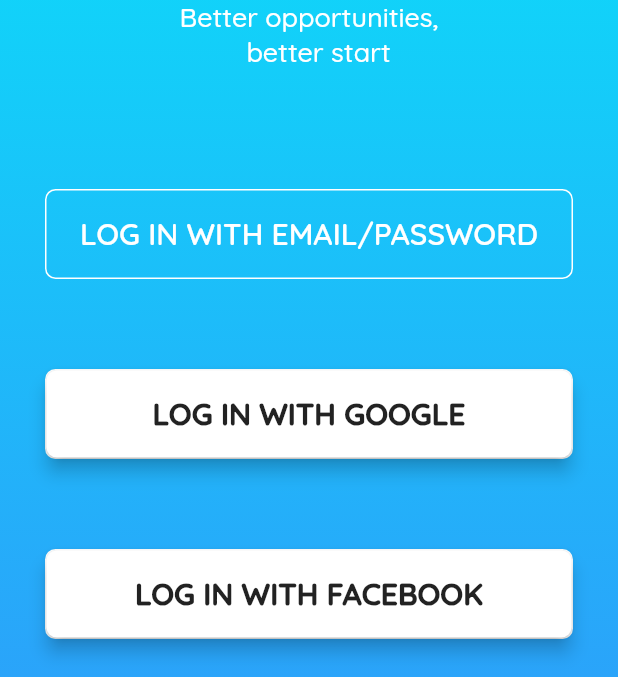
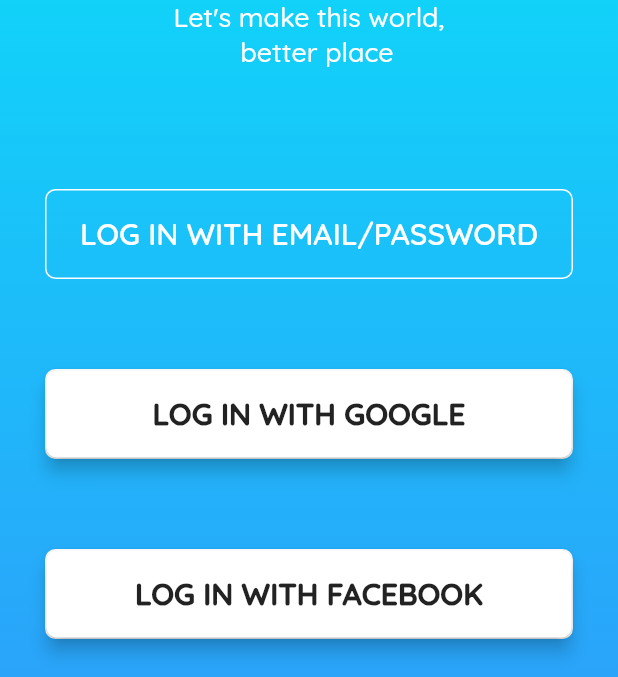
Before and after one commit to stasbar/MUI, a Flutter app: the screen it shows after launch, on a phone screen of 412 x 824 dp, the part 312-989 px from its top. Run offline on Flutter 3.47's test engine with Material 2 defaults, Android fonts, the phone set to English and light mode, and no system bars; missing offline and left inert: flutter_appauth, flutter_facebook_login.

Commit message:
new slogan

```diff
--- a/flutter/warehouser/lib/utils/utils.dart
+++ b/flutter/warehouser/lib/utils/utils.dart
@@ -3,7 +3,7 @@ import 'package:flutter/material.dart';
 
 class AppConfig {
   static const appName = "Warehouser";
-  static const appTagline = "Better opportunities,\n\t\t\t\t\t\t\t\t\tbetter start";
+  static const appTagline = "Let's make this world,\n\t\t\t\t\t\t\t\t\tbetter place";
 }
 
 class AvailableFonts {
--- a/flutter/warehouser/lib/views/home.dart
+++ b/flutter/warehouser/lib/views/home.dart
@@ -29,7 +29,7 @@ class HomePage extends StatelessWidget {
               child: Column(children: [
                 Card(
                     child: ListTile(
-                      title: Text("User Email"),
+                      title: Text("Email"),
                       subtitle: Text(user != null ? user.email : "Unknown"),
                     )),
                 Card(
```
